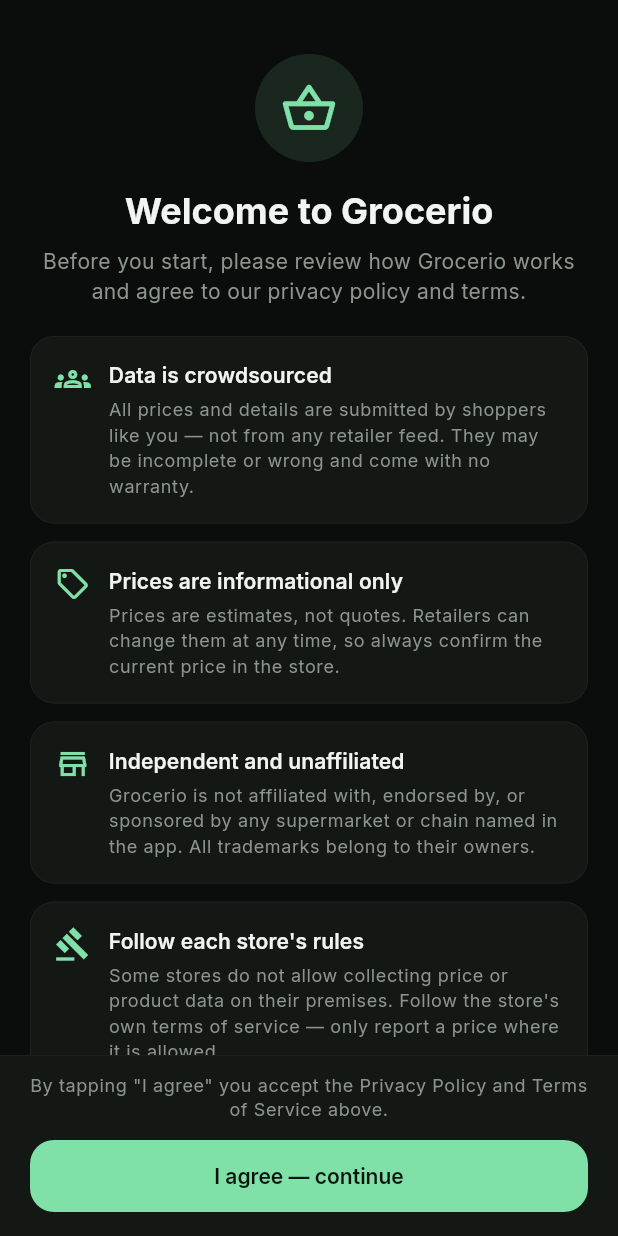
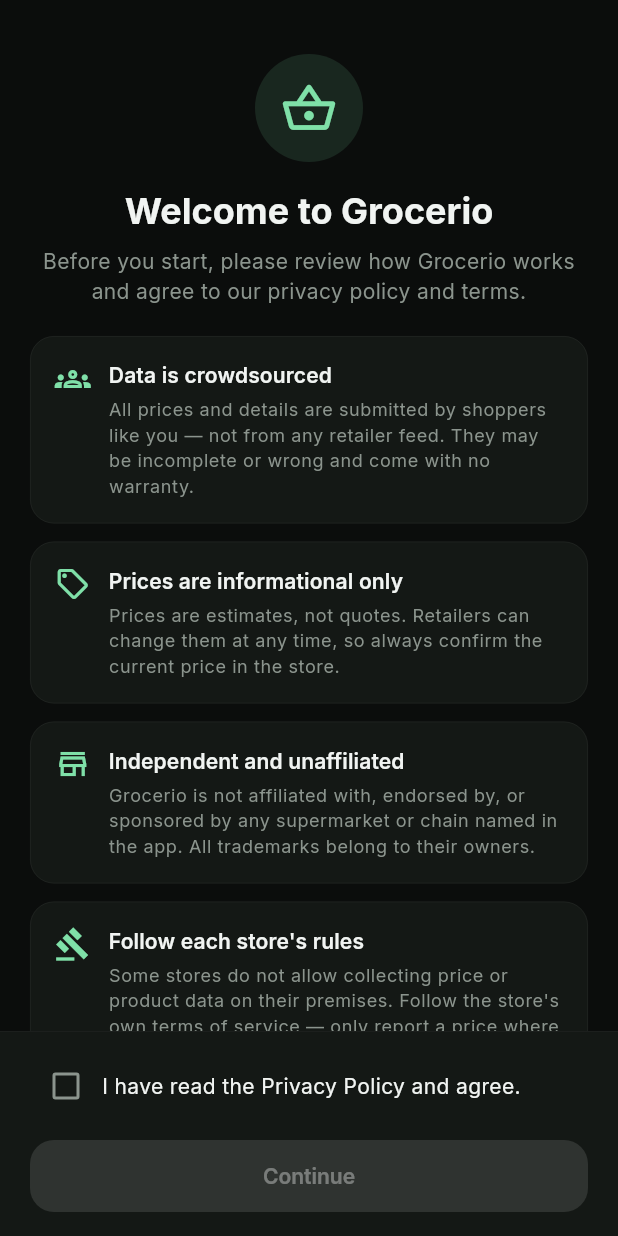
Before and after one commit to Mythmaster83/Grocerio, a Flutter app: the screen it shows after launch, on a phone screen of 412 x 824 dp. Run offline on Flutter 3.47's test engine with Material 3 defaults, Android fonts, the phone set to English and light mode, and no system bars; our stand-ins replace equatable, flutter_local_notifications, flutter_riverpod, flutter_slidable, flutter_timezone, geocoding and 8 more; missing offline and left inert: colorful_iconify_flutter, iconify_flutter; accounts and stored records are empty; generated files the repository leaves out were written again.

Commit message:
Gate consent Continue button behind an acknowledgement checkbox
Co-authored-by: Ali Ahmed <Mythmaster83@users.noreply.github.com>

```diff
--- a/lib/features/legal/presentation/screens/privacy_consent_screen.dart
+++ b/lib/features/legal/presentation/screens/privacy_consent_screen.dart
@@ -19,6 +19,11 @@ class PrivacyConsentScreen extends ConsumerStatefulWidget {
 
 class _PrivacyConsentScreenState extends ConsumerState<PrivacyConsentScreen> {
   bool _busy = false;
+
+  /// Gates the Continue button: the user must tick the acknowledgement box
+  /// before they can proceed, so acceptance is an explicit action rather than
+  /// an implicit consequence of tapping through.
+  bool _agreed = false;
 
   Future<void> _openPolicy() async {
     final uri = Uri.tryParse(LegalConfig.privacyPolicyUrl);
@@ -134,7 +139,12 @@ class _PrivacyConsentScreenState extends ConsumerState<PrivacyConsentScreen> {
                 ],
               ),
             ),
-            _ConsentFooter(busy: _busy, onAgree: _accept),
+            _ConsentFooter(
+              busy: _busy,
+              agreed: _agreed,
+              onAgreedChanged: (value) => setState(() => _agreed = value),
+              onContinue: _accept,
+            ),
           ],
         ),
       ),
@@ -194,13 +204,21 @@ class _DisclaimerCard extends StatelessWidget {
   }
 }
 
-/// Sticky footer with the acceptance note and the agree button, kept out of the
-/// scroll area so the primary action is always reachable.
+/// Sticky footer with the acknowledgement checkbox and the Continue button,
+/// kept out of the scroll area so the primary action is always reachable.
+/// Continue stays disabled until the box is ticked.
 class _ConsentFooter extends StatelessWidget {
   final bool busy;
-  final VoidCallback onAgree;
+  final bool agreed;
+  final ValueChanged<bool> onAgreedChanged;
+  final VoidCallback onContinue;
 
-  const _ConsentFooter({required this.busy, required this.onAgree});
+  const _ConsentFooter({
+    required this.busy,
+    required this.agreed,
+    required this.onAgreedChanged,
+    required this.onContinue,
+  });
 
   @override
   Widget build(BuildContext context) {
@@ -208,7 +226,7 @@ class _ConsentFooter extends StatelessWidget {
     return Container(
       padding: const EdgeInsets.fromLTRB(
         AppSpacing.xl,
-        AppSpacing.md,
+        AppSpacing.sm,
         AppSpacing.xl,
         AppSpacing.lg,
       ),
@@ -219,25 +237,41 @@ class _ConsentFooter extends StatelessWidget {
       child: Column(
         mainAxisSize: MainAxisSize.min,
         children: [
-          Text(
-            'By tapping "I agree" you accept the Privacy Policy and Terms of '
-            'Service above.',
-            textAlign: TextAlign.center,
-            style: theme.textTheme.bodySmall
-                ?.copyWith(color: AppColors.textMuted),
+          // Whole row is tappable, not just the box, so the label is a target.
+          InkWell(
+            onTap: busy ? null : () => onAgreedChanged(!agreed),
+            borderRadius: BorderRadius.circular(AppRadii.sm),
+            child: Padding(
+              padding: const EdgeInsets.symmetric(vertical: AppSpacing.xs),
+              child: Row(
+                children: [
+                  Checkbox(
+                    value: agreed,
+                    onChanged:
+                        busy ? null : (value) => onAgreedChanged(value ?? false),
+                  ),
+                  Expanded(
+                    child: Text(
+                      'I have read the Privacy Policy and agree.',
+                      style: theme.textTheme.bodyMedium,
+                    ),
+                  ),
+                ],
+              ),
+            ),
           ),
-          const SizedBox(height: AppSpacing.md),
+          const SizedBox(height: AppSpacing.sm),
           SizedBox(
             width: double.infinity,
             child: FilledButton(
-              onPressed: busy ? null : onAgree,
+              onPressed: (busy || !agreed) ? null : onContinue,
               child: busy
                   ? const SizedBox(
                       width: 20,
                       height: 20,
                       child: CircularProgressIndicator(strokeWidth: 2),
                     )
-                  : const Text('I agree — continue'),
+                  : const Text('Continue'),
             ),
           ),
         ],
```
Also changed, not shown: 1 other file.
